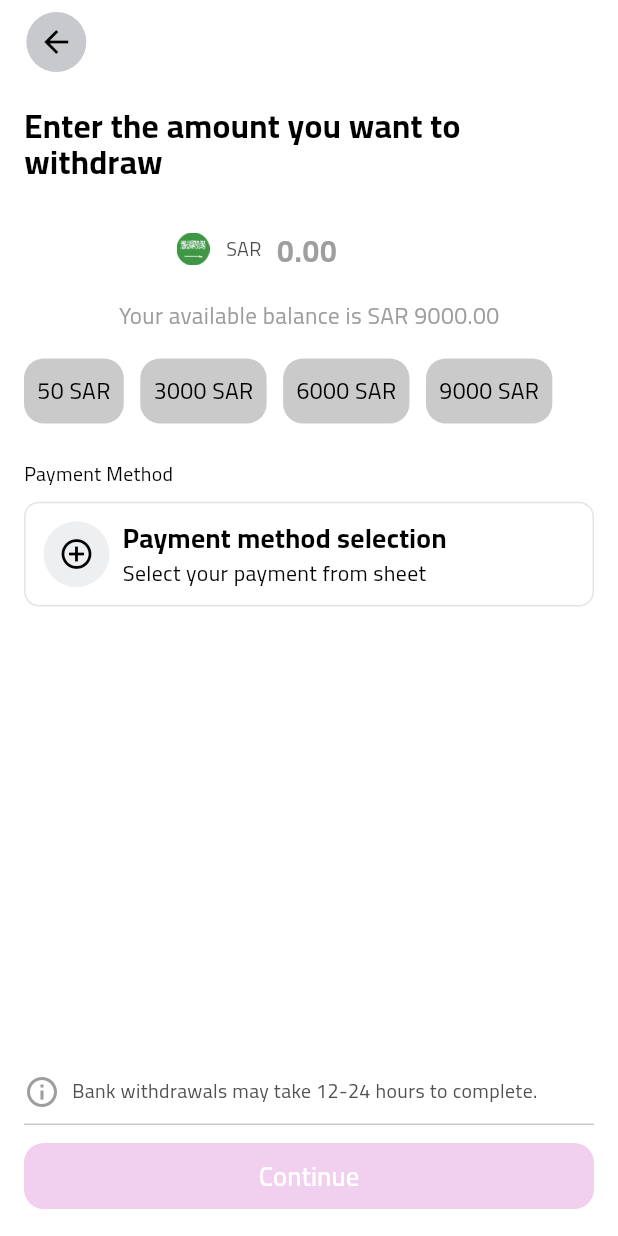
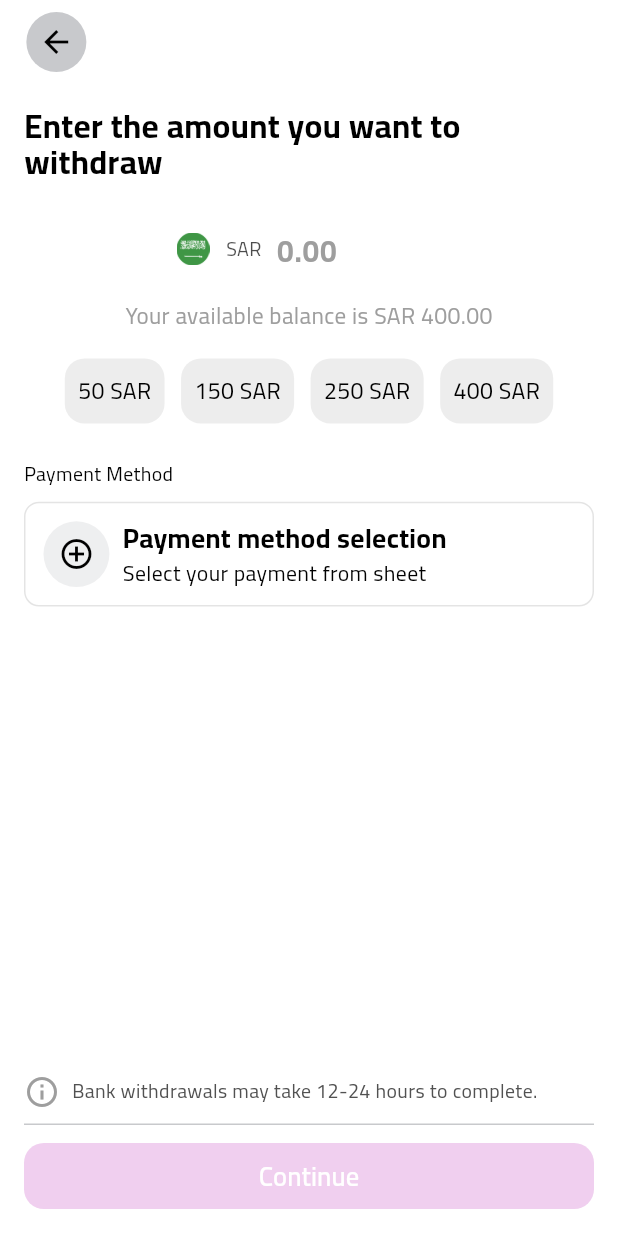
Before and after one commit to mohammedhasna2015/thrivve_assignment, a Flutter app: the screen it shows after launch, on a phone screen of 412 x 824 dp. Run offline on Flutter 3.47's test engine with Material 3 defaults, Android fonts, the light colour scheme and no system bars; our stand-ins replace chopper, flutter_screenutil, flutter_svg, get_it, shared_preferences; generated files the repository leaves out were written again; network calls fail.

Commit message:
change the list to be in center

```diff
--- a/lib/features/withdraw/presentation/providers/withdraw_provider.dart
+++ b/lib/features/withdraw/presentation/providers/withdraw_provider.dart
@@ -29,7 +29,7 @@ class WithdrawProvider extends ChangeNotifier {
   );
 
   final inputWithDrawController = TextEditingController();
-  int availableBalance = 9000;
+  int availableBalance = 400;
   int indexSelectionSuggested = -1;
   PaymentEntity? paymentEntity;
   bool isLoadingConfirm = false;
--- a/lib/features/withdraw/presentation/views/pages/withdraw_page.dart
+++ b/lib/features/withdraw/presentation/views/pages/withdraw_page.dart
@@ -165,9 +165,11 @@ class _WithdrawPageState extends State<WithdrawPage> {
   }
 
   Widget _suggestedAmounts() {
-    return SizedBox(
-      height: 45.sp,
-      child: SuggestedAmountsWidget(),
+    return Center(
+      child: SizedBox(
+        height: 45.sp,
+        child: SuggestedAmountsWidget(),
+      ),
     );
   }
 
--- a/lib/features/withdraw/presentation/views/widgets/suggested_amounts_widget.dart
+++ b/lib/features/withdraw/presentation/views/widgets/suggested_amounts_widget.dart
@@ -12,6 +12,7 @@ class SuggestedAmountsWidget extends StatelessWidget {
   Widget build(BuildContext context) {
     return Consumer<WithdrawProvider>(builder: (context, provider, child) {
       return ListView.separated(
+        shrinkWrap: true,
         scrollDirection: Axis.horizontal,
         itemBuilder: (_, index) => _itemSuggested(_, index, provider),
         separatorBuilder: separatorBuilder,
@@ -35,7 +36,7 @@ class SuggestedAmountsWidget extends StatelessWidget {
                 horizontal: 8.sp, vertical: 12.sp),
             decoration: BoxDecoration(
               borderRadius: BorderRadius.circular(12.sp),
-              color: ThemeColors.color515151.withOpacity(0.3),
+              color: ThemeColors.color515151.withOpacity(0.1),
               border: isSelected
                   ? Border.all(color: ThemeColors.colorB211af)
                   : null,
```
